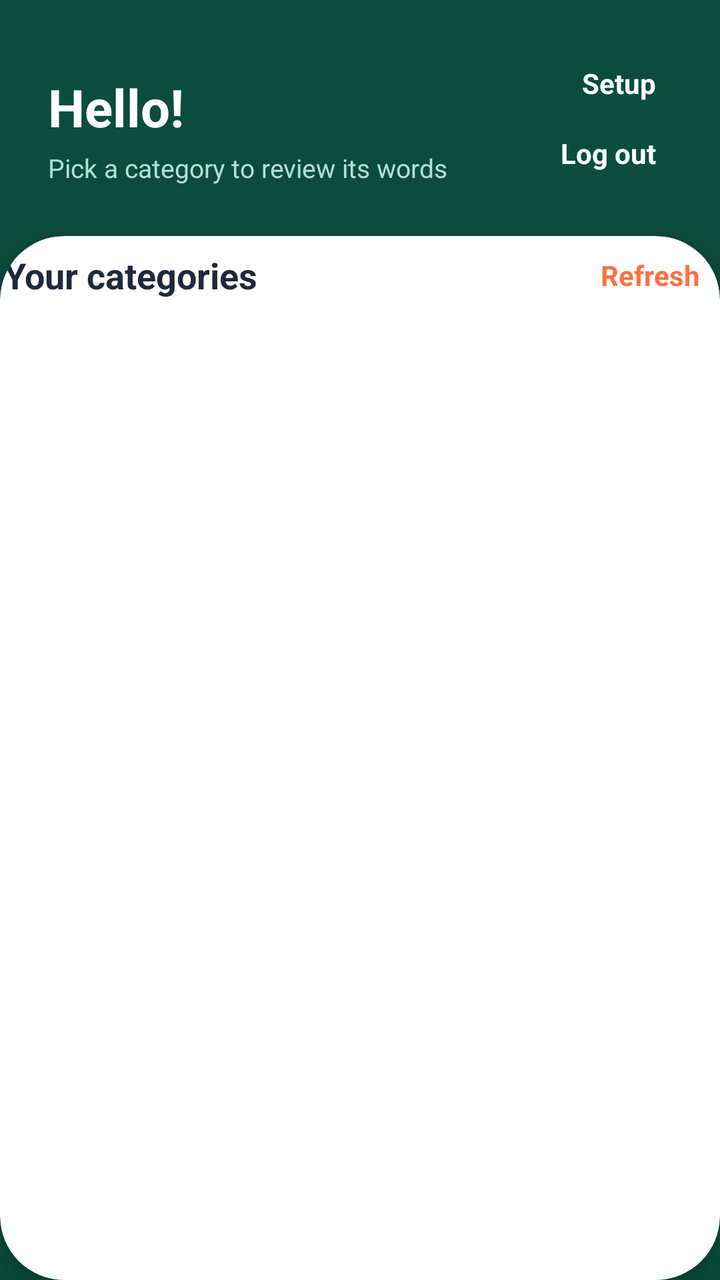
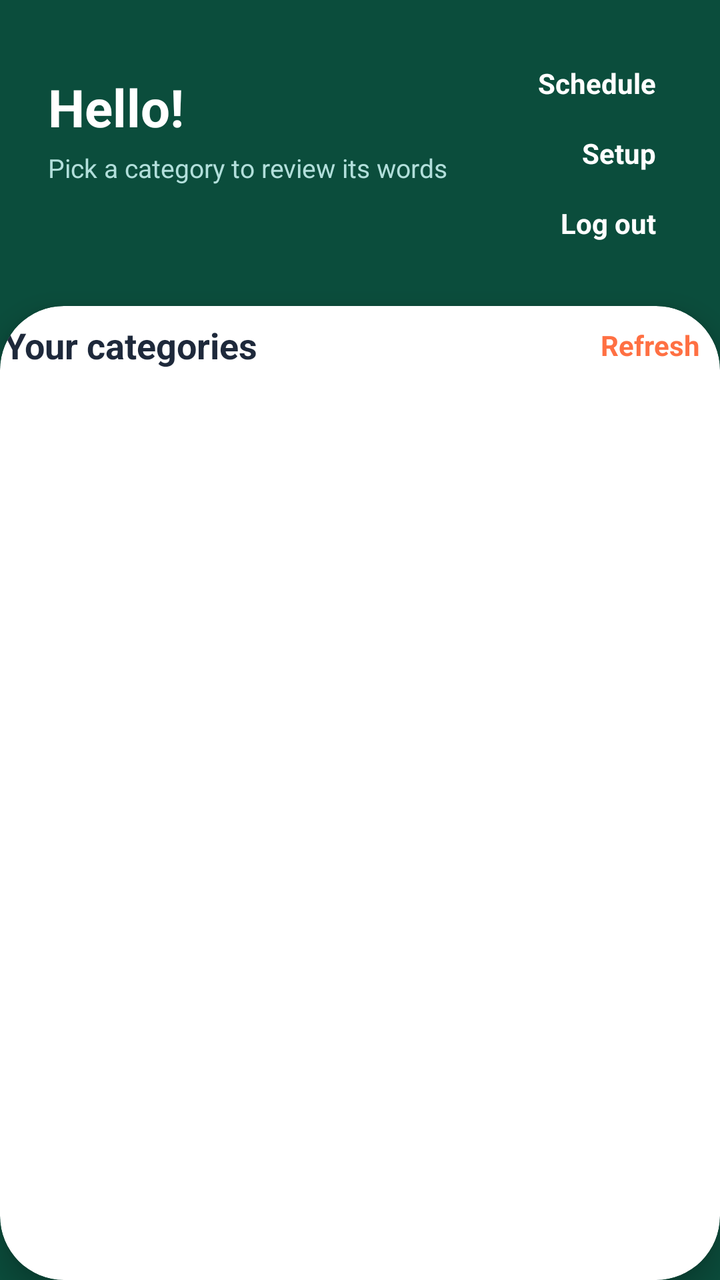

Two renders of the same Android screen: before a commit and after it. Below are the layout's source before the change and the commit's diff.
<!-- AndroidManifest.xml: application theme Theme.Ingles_app -->
<!-- res/layout/activity_home.xml -->
<?xml version="1.0" encoding="utf-8"?>
<androidx.constraintlayout.widget.ConstraintLayout xmlns:android="http://schemas.android.com/apk/res/android"
    xmlns:app="http://schemas.android.com/apk/res-auto"
    android:id="@+id/main"
    android:layout_width="match_parent"
    android:layout_height="match_parent"
    android:background="@color/primary_dark_green">

    <LinearLayout
        android:id="@+id/headerHome"
        android:layout_width="match_parent"
        android:layout_height="wrap_content"
        android:orientation="horizontal"
        android:padding="24dp"
        app:layout_constraintTop_toTopOf="parent">

        <LinearLayout
            android:layout_width="0dp"
            android:layout_height="wrap_content"
            android:layout_marginTop="12dp"
            android:layout_weight="1"
            android:orientation="vertical">

            <TextView
                android:id="@+id/tvGreeting"
                android:layout_width="wrap_content"
                android:layout_height="wrap_content"
                android:text="Hello!"
                android:textColor="@color/white"
                android:textSize="26sp"
                android:textStyle="bold"/>

            <TextView
                android:layout_width="wrap_content"
                android:layout_height="wrap_content"
                android:layout_marginTop="4dp"
                android:text="Pick a category to review its words"
                android:textColor="#B2DFDB"
                android:textSize="13sp" />
        </LinearLayout>

                <LinearLayout
            android:layout_width="wrap_content"
            android:layout_height="wrap_content"
            android:gravity="end"
            android:orientation="vertical">

            <TextView
                android:id="@+id/btnSetup"
                android:layout_width="wrap_content"
                android:layout_height="wrap_content"
                android:padding="8dp"
                android:text="Setup"
                android:textColor="@color/white"
                android:textStyle="bold" />

            <TextView
                android:id="@+id/btnLogout"
                android:layout_width="wrap_content"
                android:layout_height="wrap_content"
                android:padding="8dp"
                android:text="Log out"
                android:textColor="@color/white"
                android:textStyle="bold" />
        </LinearLayout>
    </LinearLayout>

    <androidx.cardview.widget.CardView
        android:layout_width="match_parent"
        android:layout_height="0dp"
        app:cardBackgroundColor="@color/white"
        app:cardCornerRadius="32dp"
        app:cardElevation="8dp"
        app:layout_constraintBottom_toBottomOf="parent"
        app:layout_constraintTop_toBottomOf="@+id/headerHome">

        <LinearLayout
            android:layout_width="match_parent"
            android:layout_height="match_parent"
            android:orientation="vertical"
            android:padding="2dp">

            <TextView
                android:id="@+id/tvPermBanner"
                android:layout_width="match_parent"
                android:layout_height="wrap_content"
                android:layout_marginBottom="12dp"
                android:background="#FFF3E0"
                android:padding="12dp"
                android:text="Finish setup: the floating cards need a few permissions. Tap here."
                android:textColor="@color/accent_orange"
                android:textStyle="bold"
                android:visibility="gone" />

            <LinearLayout
                android:layout_width="match_parent"
                android:layout_height="wrap_content"
                android:gravity="center_vertical"
                android:orientation="horizontal">



                <TextView
                    android:layout_width="0dp"
                    android:layout_height="wrap_content"
                    android:layout_weight="1"
                    android:text="Your categories"
                    android:textColor="@color/text_title"
                    android:textSize="18sp"
                    android:textStyle="bold"/>

                <TextView
                    android:id="@+id/btnRefresh"
                    android:layout_width="wrap_content"
                    android:layout_height="wrap_content"
                    android:padding="8dp"
                    android:text="Refresh"
                    android:textColor="@color/accent_orange"
                    android:textStyle="bold" />
            </LinearLayout>

            <ProgressBar
                android:id="@+id/progressSync"
                style="?android:attr/progressBarStyleHorizontal"
                android:layout_width="match_parent"
                android:layout_height="wrap_content"
                android:layout_marginBottom="8dp"
                android:indeterminate="true"
                android:visibility="gone" />

            <ScrollView
                android:layout_width="match_parent"
                android:layout_height="0dp"
                android:layout_marginTop="8dp"
                android:layout_weight="1">

                <LinearLayout
                    android:id="@+id/categoryList"
                    android:layout_width="match_parent"
                    android:layout_height="wrap_content"
                    android:orientation="vertical" />
            </ScrollView>

            <TextView
                android:id="@+id/tvEmpty"
                android:layout_width="match_parent"
                android:layout_height="wrap_content"
                android:padding="16dp"
                android:text="No categories yet. Connect to the internet and tap Refresh."
                android:textColor="@color/text_secondary"
                android:visibility="gone" />
        </LinearLayout>

    </androidx.cardview.widget.CardView>

</androidx.constraintlayout.widget.ConstraintLayout>
<!-- resources referenced by this layout -->
<resources>
  <color name="accent_orange">#FF7043</color>
  <color name="primary_dark_green">#0B4D3C</color>
  <color name="text_secondary">#64748B</color>
  <color name="text_title">#1E293B</color>
  <color name="white">#FFFFFFFF</color>
  <style name="Theme.Ingles_app" parent="Base.Theme.Ingles_app" />
  <style name="Base.Theme.Ingles_app" parent="Theme.Material3.DayNight.NoActionBar">
          
          
      </style>
</resources>

<!-- the commit's change to res/layout/activity_home.xml (unified diff, before → after) -->
@@ -44,6 +44,15 @@
             android:layout_height="wrap_content"
             android:gravity="end"
             android:orientation="vertical">
+
+            <TextView
+                android:id="@+id/btnSchedule"
+                android:layout_width="wrap_content"
+                android:layout_height="wrap_content"
+                android:padding="8dp"
+                android:text="Schedule"
+                android:textColor="@color/white"
+                android:textStyle="bold" />
 
             <TextView
                 android:id="@+id/btnSetup"
